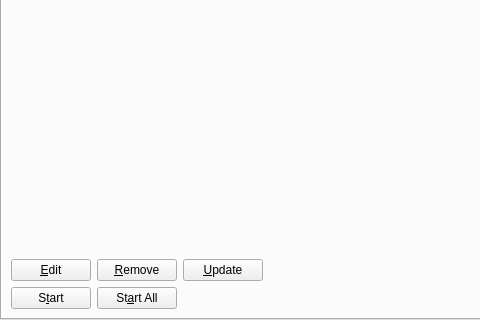
profithunterscoin/phc, file src/qt/forms/masternodemanager.ui: the form before one commit; both pictures show x 0 to 480 and y 137 to 457 of the 723 by 457 pixel window.
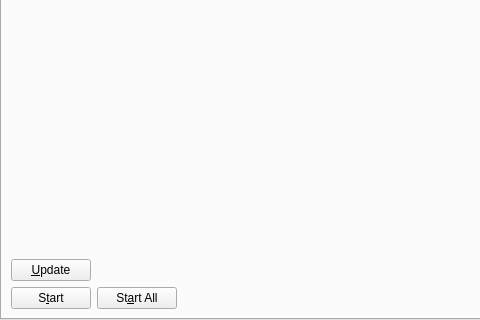
The form after the commit.

What changed in the file:
```diff
--- a/src/qt/forms/masternodemanager.ui
+++ b/src/qt/forms/masternodemanager.ui
@@ -218,20 +218,6 @@
              <property name="bottomMargin">
               <number>0</number>
              </property>
-             <item>
-              <widget class="QPushButton" name="editButton">
-               <property name="text">
-                <string>&amp;Edit</string>
-               </property>
-              </widget>
-             </item>
-             <item>
-              <widget class="QPushButton" name="removeButton">
-               <property name="text">
-                <string>&amp;Remove</string>
-               </property>
-              </widget>
-             </item>
              <item>
               <widget class="QPushButton" name="UpdateButton">
                <property name="text">
```
